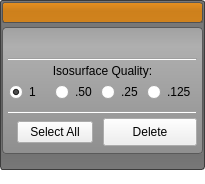
First picture: the form in src/Interface/AppInterface/LayerGroupWidget.ui, repository SCIInstitute/Seg3D, before the edit.
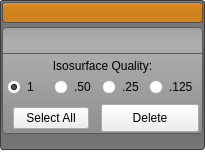
Second picture: the form after the edit. Icons and pictures are not drawn.

The edit to the form file:
```diff
--- a/src/Interface/AppInterface/LayerGroupWidget.ui
+++ b/src/Interface/AppInterface/LayerGroupWidget.ui
@@ -7,7 +7,7 @@
     <x>0</x>
     <y>0</y>
     <width>205</width>
-    <height>182</height>
+    <height>157</height>
    </rect>
   </property>
   <property name="sizePolicy">
@@ -60,40 +60,6 @@
   margin-right: 0;
 }
 
-QToolButton#group_crop_button_{
-  background-color: rgba(0, 0, 0, 0);
-  border: 1px solid rgba(0, 0, 0, 0);
-  margin: 0 0 0 0;
-  padding: 0 0 0 0;
-}
-QToolButton#group_crop_button_:hover{
-  background-color: rgba( 0, 0, 0, 30 ); border-radius: 3px;
-}
-QToolButton#group_crop_button_:checked{
-  background-color: rgb(233, 111, 53);
-  border-radius: 3px;
-  border: 1px solid rgb(142, 67, 32);
-  margin: 0 0 0 0;
-  padding: 0 0 0 0;
-}
-
-QToolButton#group_flip_rotate_button_{
-  background-color: rgba(0, 0, 0, 0);
-  border: 1px solid rgba(0, 0, 0, 0);
-  margin: 0 0 0 0;
-  padding: 0 0 0 0;
-}
-QToolButton#group_flip_rotate_button_:hover{
-  background-color: rgba( 0, 0, 0, 30 ); border-radius: 3px;
-}
-QToolButton#group_flip_rotate_button_:checked{
-  background-color: rgb(233, 111, 53);
-  border-radius: 3px;
-  border: 1px solid rgb(142, 67, 32);
-  margin: 0 0 0 0;
-  padding: 0 0 0 0;
-}
-
 QToolButton#group_new_button_{
   background-color: rgba(0, 0, 0, 0);
   border: 1px solid rgba(0, 0, 0, 0);
@@ -130,39 +96,6 @@
   padding: 0 0 0 0;
 }
 
-QToolButton#group_resample_button_{
-  background-color: rgba(0, 0, 0, 0);
-  border: 1px solid rgba(0, 0, 0, 0);
-  margin: 0 0 0 0;
-  padding: 0 0 0 0;
-}
-QToolButton#group_resample_button_:hover{
-  background-color: rgba( 0, 0, 0, 30 ); border-radius: 3px;
-}
-QToolButton#group_resample_button_:checked{
-  background-color: rgb(233, 111, 53);
-  border-radius: 3px;
-  border: 1px solid rgb(142, 67, 32);
-  margin: 0 0 0 0;
-  padding: 0 0 0 0;
-}
-
-QToolButton#group_transform_button_{
-  background-color: rgba(0, 0, 0, 0);
-  border: 1px solid rgba(0, 0, 0, 0);
-  margin: 0 0 0 0;
-  padding: 0 0 0 0;
-}
-QToolButton#group_transform_button_:hover{
-  background-color: rgba( 0, 0, 0, 30 ); border-radius: 3px;
-}
-QToolButton#group_transform_button_:checked{
-  background-color: rgb(233, 111, 53);
-  border-radius: 3px;
-  border: 1px solid rgb(142, 67, 32);
-  margin: 0 0 0 0;
-  padding: 0 0 0 0;
-}
 
 QToolButton#group_iso_button_{
   background-color: rgba(0, 0, 0, 0);
@@ -255,6 +188,10 @@
   border: 1px solid rgb(90, 90, 90);
   background-color: qlineargradient(spread:pad, x1:0.5, y1:0, x2:0.5, y2:0.960227, stop:0 rgba(161, 161, 161, 255), stop:0.155779 rgba(175, 175, 175, 255), stop:1 rgba(144, 144, 144, 255));
 }
+
+QWidget#buttons_{
+  border-bottom: 1px solid rgb(90, 90, 90);
+}
 </string>
   </property>
   <layout class="QVBoxLayout" name="verticalLayout_12">
@@ -511,7 +448,7 @@
              <number>0</number>
             </property>
             <property name="margin">
-             <number>2</number>
+             <number>0</number>
             </property>
             <item>
              <widget class="QWidget" name="buttons_" native="true">
@@ -524,21 +461,30 @@
               <property name="minimumSize">
                <size>
                 <width>0</width>
-                <height>25</height>
+                <height>27</height>
                </size>
               </property>
               <property name="maximumSize">
                <size>
                 <width>16777215</width>
-                <height>25</height>
+                <height>27</height>
                </size>
               </property>
               <layout class="QHBoxLayout" name="horizontalLayout_2">
                <property name="spacing">
                 <number>4</number>
                </property>
-               <property name="margin">
-                <number>1</number>
+               <property name="leftMargin">
+                <number>2</number>
+               </property>
+               <property name="topMargin">
+                <number>3</number>
+               </property>
+               <property name="rightMargin">
+                <number>2</number>
+               </property>
+               <property name="bottomMargin">
+                <number>2</number>
                </property>
                <item>
                 <spacer name="horizontalSpacer">
@@ -657,20 +603,13 @@
             </item>
             <item>
              <widget class="QWidget" name="iso_quality_" native="true">
-              <layout class="QVBoxLayout" name="verticalLayout_14" stretch="0,0,1">
+              <layout class="QVBoxLayout" name="verticalLayout_14" stretch="0,1">
                <property name="spacing">
                 <number>2</number>
                </property>
                <property name="margin">
                 <number>4</number>
                </property>
-               <item>
-                <widget class="Line" name="line_6">
-                 <property name="orientation">
-                  <enum>Qt::Horizontal</enum>
-                 </property>
-                </widget>
-               </item>
                <item>
                 <widget class="QWidget" name="widget_19" native="true">
                  <property name="minimumSize">
@@ -779,15 +718,8 @@
                 <number>2</number>
                </property>
                <property name="margin">
-                <number>4</number>
+                <number>0</number>
                </property>
-               <item>
-                <widget class="Line" name="line_5">
-                 <property name="orientation">
-                  <enum>Qt::Horizontal</enum>
-                 </property>
-                </widget>
-               </item>
                <item>
                 <widget class="QWidget" name="widget_8" native="true">
                  <property name="minimumSize">
@@ -806,7 +738,16 @@
                   <property name="spacing">
                    <number>0</number>
                   </property>
-                  <property name="margin">
+                  <property name="leftMargin">
+                   <number>0</number>
+                  </property>
+                  <property name="topMargin">
+                   <number>0</number>
+                  </property>
+                  <property name="rightMargin">
+                   <number>4</number>
+                  </property>
+                  <property name="bottomMargin">
                    <number>0</number>
                   </property>
                   <item>
```
